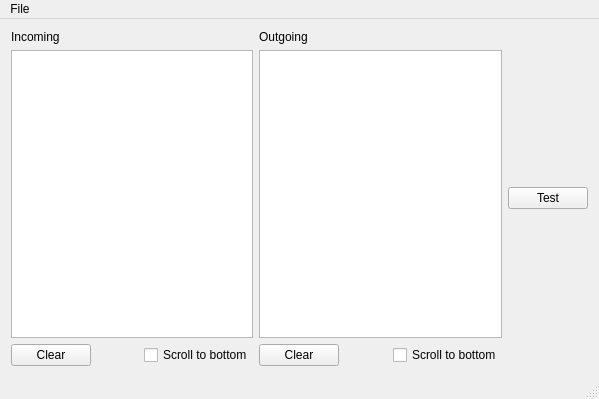
Qt form LoLXMPPDebugger/LoLXMPPDebugger.ui (KebsCS/LeagueClientDebugger) before a commit.
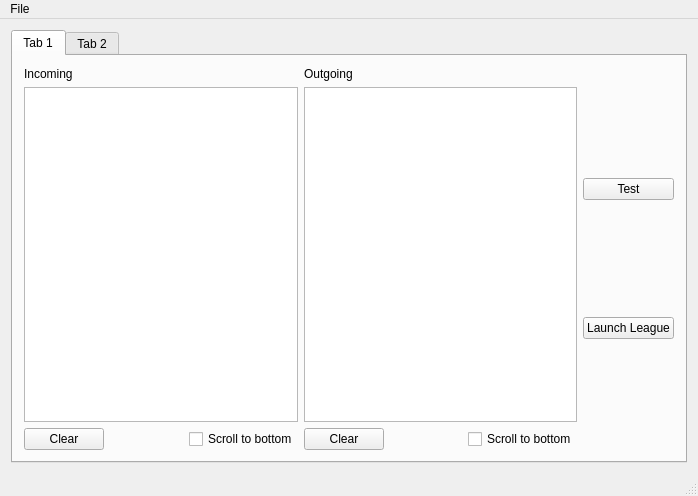
The same form after that commit.

```diff
--- a/LoLXMPPDebugger/LoLXMPPDebugger.ui
+++ b/LoLXMPPDebugger/LoLXMPPDebugger.ui
@@ -6,14 +6,24 @@
    <rect>
     <x>0</x>
     <y>0</y>
-    <width>599</width>
-    <height>399</height>
+    <width>698</width>
+    <height>496</height>
    </rect>
   </property>
   <property name="windowTitle">
    <string>LoLXMPPDebugger</string>
   </property>
   <widget class="QWidget" name="centralWidget">
+   <layout class="QHBoxLayout" name="horizontalLayout_2">
+    <item>
+     <widget class="QTabWidget" name="tabWidget">
+      <property name="currentIndex">
+       <number>0</number>
+      </property>
+      <widget class="QWidget" name="tab_3">
+       <attribute name="title">
+        <string>Tab 1</string>
+       </attribute>
    <layout class="QHBoxLayout" name="horizontalLayout_4">
     <item>
      <layout class="QVBoxLayout" name="verticalLayout">
@@ -144,12 +154,32 @@
      </layout>
     </item>
     <item>
+         <layout class="QVBoxLayout" name="verticalLayout_3">
+          <item>
      <widget class="QPushButton" name="pushButton">
       <property name="text">
        <string>Test</string>
       </property>
      </widget>
     </item>
+          <item>
+           <widget class="QPushButton" name="pushButton_LaunchLeague">
+            <property name="text">
+             <string>Launch League</string>
+            </property>
+           </widget>
+          </item>
+         </layout>
+        </item>
+       </layout>
+      </widget>
+      <widget class="QWidget" name="tab_4">
+       <attribute name="title">
+        <string>Tab 2</string>
+       </attribute>
+      </widget>
+     </widget>
+    </item>
    </layout>
   </widget>
   <widget class="QMenuBar" name="menuBar">
@@ -160,7 +190,7 @@
     <rect>
      <x>0</x>
      <y>0</y>
-     <width>599</width>
+     <width>698</width>
      <height>22</height>
     </rect>
    </property>
```
Left out of the diff: 1 changed line with no effect on the pictures. Lines whose indentation alone changed are shown as unchanged.
